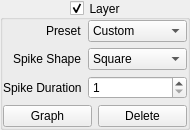
This is Neuron/LayerConfig.ui in Skwint/Neuron as Qt 5 draws it before an edit. The edited form follows.
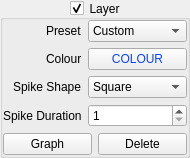
This is the edited form.

Commit message: Add colour option to UI

```diff
--- a/Neuron/LayerConfig.ui
+++ b/Neuron/LayerConfig.ui
@@ -7,7 +7,7 @@
     <x>0</x>
     <y>0</y>
     <width>190</width>
-    <height>128</height>
+    <height>157</height>
    </rect>
   </property>
   <property name="windowTitle">
@@ -89,21 +89,21 @@
           </item>
          </widget>
         </item>
-        <item row="1" column="0">
+        <item row="2" column="0">
          <widget class="QLabel" name="spikeShapeLabel">
           <property name="text">
            <string>Spike Shape</string>
           </property>
          </widget>
         </item>
-        <item row="2" column="0">
+        <item row="3" column="0">
          <widget class="QLabel" name="spikeDurationLabel">
           <property name="text">
            <string>Spike Duration</string>
           </property>
          </widget>
         </item>
-        <item row="1" column="1">
+        <item row="2" column="1">
          <widget class="QComboBox" name="cmbSpikeShape">
           <property name="currentIndex">
            <number>0</number>
@@ -130,7 +130,7 @@
           </item>
          </widget>
         </item>
-        <item row="2" column="1">
+        <item row="3" column="1">
          <widget class="QSpinBox" name="spinSpikeDuration">
           <property name="minimum">
            <number>1</number>
@@ -143,6 +143,29 @@
           </property>
          </widget>
         </item>
+        <item row="1" column="0">
+         <widget class="QLabel" name="colourLabel">
+          <property name="text">
+           <string>Colour</string>
+          </property>
+         </widget>
+        </item>
+        <item row="1" column="1">
+         <widget class="QPushButton" name="btnColor">
+          <property name="autoFillBackground">
+           <bool>false</bool>
+          </property>
+          <property name="styleSheet">
+           <string notr="true">color: rgb(10, 67, 255)</string>
+          </property>
+          <property name="text">
+           <string>COLOUR</string>
+          </property>
+          <property name="flat">
+           <bool>false</bool>
+          </property>
+         </widget>
+        </item>
        </layout>
       </item>
       <item>
```
The commit also changes 7 other files.
